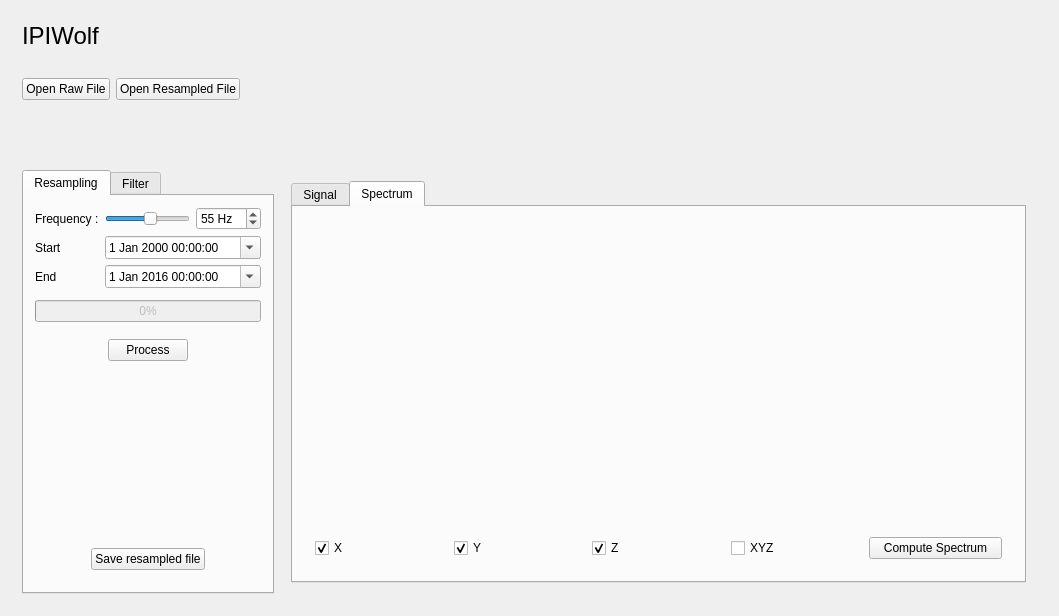
Before: the Qt Designer form ipiwolf/mainwindow.ui in vstebe/ipiwolf, drawn with Qt 5.
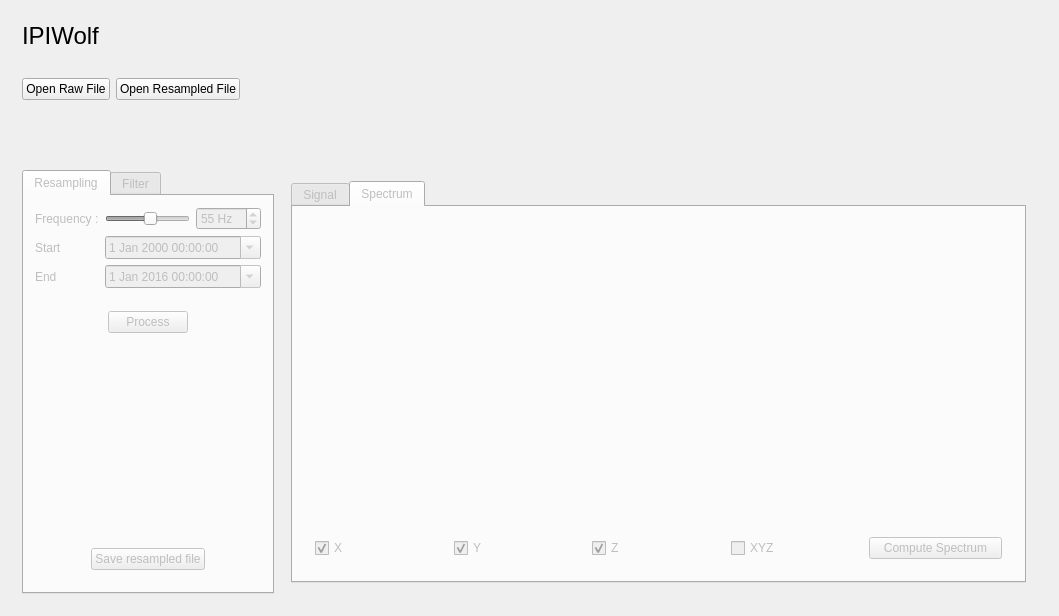
After: the same form once the commit is applied. The open tabs and pages were chosen to show the change. Icons and pictures are not drawn. Custom widgets are drawn as their Qt base class.

```diff
--- a/ipiwolf/mainwindow.ui
+++ b/ipiwolf/mainwindow.ui
@@ -106,7 +106,7 @@
     <item>
      <widget class="QWidget" name="mainForm" native="true">
       <property name="enabled">
-       <bool>true</bool>
+       <bool>false</bool>
       </property>
       <layout class="QHBoxLayout" name="horizontalLayout_2">
        <item>
@@ -206,22 +206,6 @@
            <item>
             <widget class="QWidget" name="widget_2" native="true"/>
            </item>
-           <item>
-            <widget class="QProgressBar" name="progressBar">
-             <property name="enabled">
-              <bool>false</bool>
-             </property>
-             <property name="minimum">
-              <number>0</number>
-             </property>
-             <property name="maximum">
-              <number>100</number>
-             </property>
-             <property name="value">
-              <number>0</number>
-             </property>
-            </widget>
-           </item>
            <item>
             <widget class="QWidget" name="widget_6" native="true">
              <layout class="QHBoxLayout" name="horizontalLayout_4">
```
Left out of the diff: 4 changed lines with no effect on the pictures.
